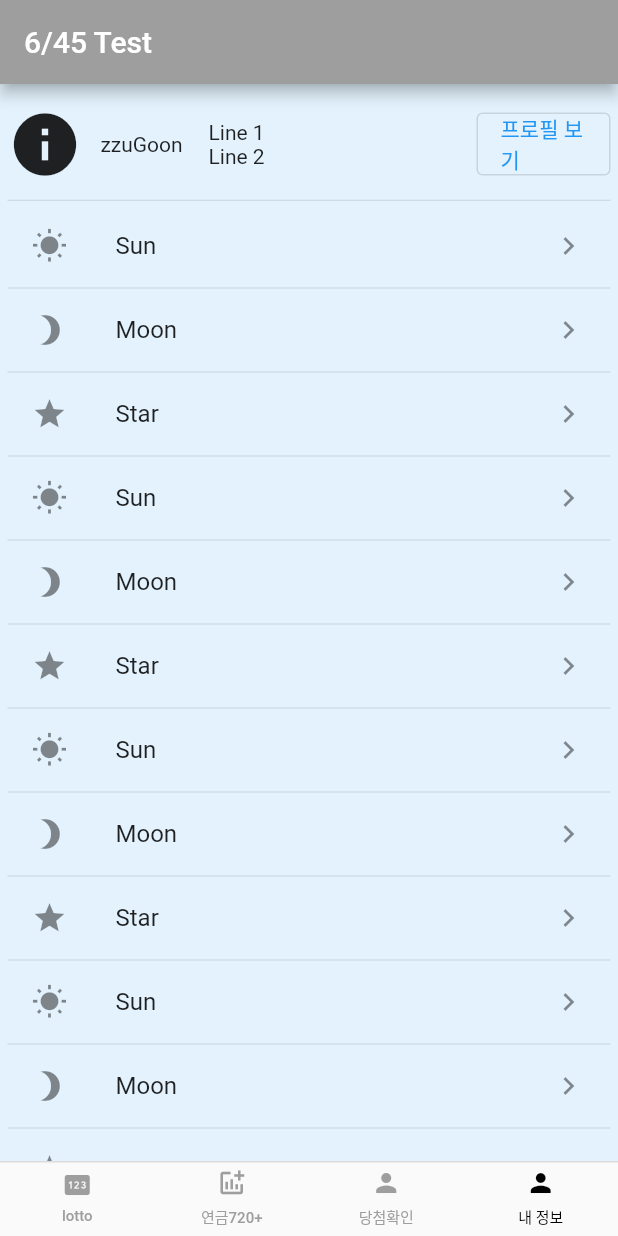
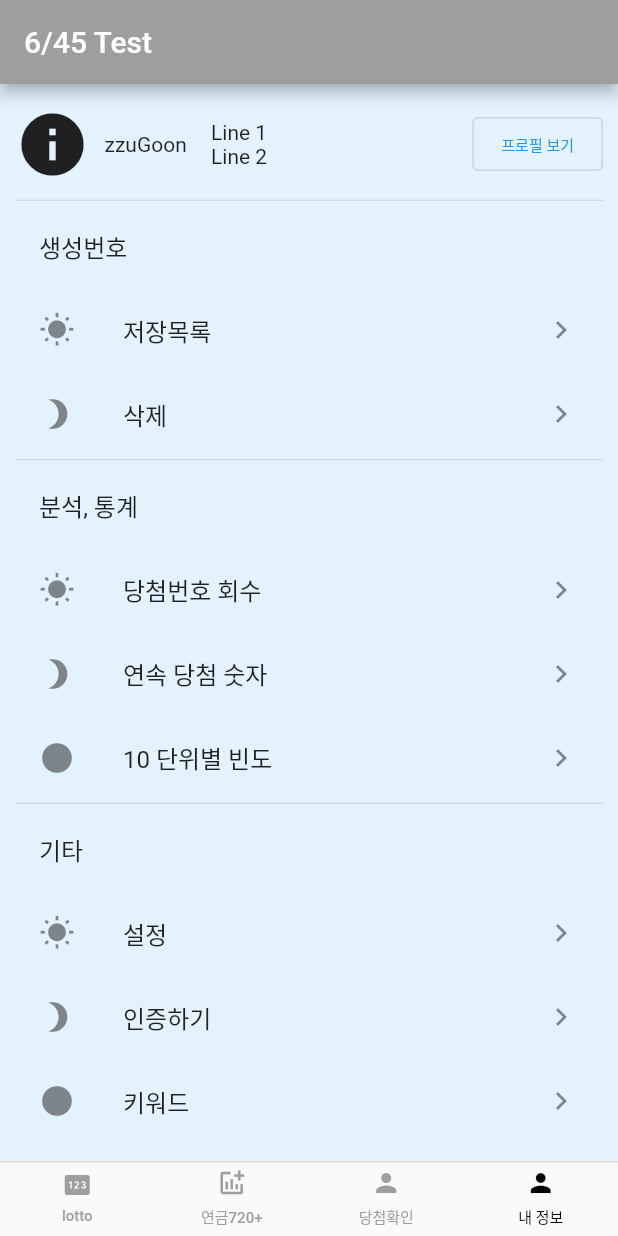
Before and after one commit to zzugoon/Lt645App, a Flutter app: the screen it shows after launch, item 4 of the bottom bar chosen, on a phone screen of 412 x 824 dp. Run offline on Flutter 3.47's test engine with Material 2 defaults, Android fonts, the light colour scheme and no system bars; our stand-ins replace numberpicker; missing offline and left inert: flutter_inappwebview; Roboto replaces fonts that are missing (mobilePOP); project files that could hold a hidden picture were left out.

Commit message:
add myInfoPage+

```diff
--- a/lib/home/RootPage.dart
+++ b/lib/home/RootPage.dart
@@ -1,3 +1,7 @@
+import 'dart:async';
+import 'dart:convert';
+import 'dart:io';
+
 import 'package:flutter/cupertino.dart';
 import 'package:flutter/material.dart';
 import 'package:intl/intl.dart';
@@ -204,7 +208,9 @@ class _RootPageState extends State<RootPage> with TickerProviderStateMixin {
                       ),
                       child: const Text('저장'),
                       onPressed: () {
+
                         setState(() {
+
                         });
                       },
                     ),
@@ -634,6 +640,73 @@ class _RootPageState extends State<RootPage> with TickerProviderStateMixin {
     return tempList;
   }
 
+  // saveData() async {
+  //   // 데이터 저장하기
+  //   Map<String, dynamic> data = {
+  //     'name': 'flutteruser',
+  //     'age': 25,
+  //     'email': 'flutteruser@example.com',
+  //   };
+  //   final file = File('data.json');
+  //   await file.writeAsString(jsonEncode(data));
+  // }
+  //
+  // loadData() async {
+  //   // 데이터 불러오기
+  //   final file = File('data.json');
+  //   if (await file.exists()) {
+  //     final jsonString = await file.readAsString();
+  //     Map<String, dynamic> data = jsonDecode(jsonString);
+  //     print(data['name']); // flutteruser
+  //     print(data['age']); // 25
+  //     print(data['email']); // flutteruser@example.com
+  //   }
+  // }
+  //
+  // tempLoadSave() async {
+  //   // 파일 저장하기
+  //   File file = File('my_file.txt');
+  //   file.writeAsStringSync(json.encode({'username': 'flutteruser'}));
+  //
+  //   // 파일 불러오기
+  //   String jsonString = await file.readAsString();
+  //   Map<String, dynamic> data = json.decode(jsonString);
+  //
+  //   //==============================================
+  //
+  //   // 데이터 저장하기
+  //   Future<void> saveData(String data) async {
+  //     final directory = await getApplicationDocumentsDirectory();
+  //     final file = File('${directory.path}/data.txt');
+  //     await file.writeAsString(data);
+  //   }
+  //
+  //   // 데이터 불러오기
+  //   Future<String> loadData() async {
+  //     final directory = await getApplicationDocumentsDirectory();
+  //     final file = File('${directory.path}/data.txt');
+  //     if (await file.exists()) {
+  //       final data = await file.readAsString();
+  //       return data;
+  //     } else {
+  //       return '';
+  //     }
+  //   }
+  //
+  //
+  //   // 데이터 저장하기
+  //   await saveData(json.encode({'name': 'flutteruser', 'age': 25}));
+  //
+  //   // 데이터 불러오기
+  //   String datas = await loadData();
+  //   if (data.isNotEmpty) {
+  //   Map<String, dynamic> userData = json.decode(datas);
+  //   print(userData['name']); // flutteruser
+  //   print(userData['age']); // 25
+  //   }
+  //
+  // }
+
   /*==================================
   ============= alert ================
   ==================================*/
@@ -767,7 +840,4 @@ class _RootPageState extends State<RootPage> with TickerProviderStateMixin {
     );
   }
 
-/*================================
-=========== method End ===========
-=================================*/
 }
--- a/lib/my/MyInfoPage.dart
+++ b/lib/my/MyInfoPage.dart
@@ -14,6 +14,24 @@ class MyInfoPage extends StatefulWidget {
 
 class _MyInfoPageState extends State<MyInfoPage> {
   late final TextEditingController textController;
+
+  List listTitle = [
+    '생성번호'
+    ,'분석, 통계'
+    ,'기타'
+  ];
+  List listSubstance = [
+    ['저장목록', '삭제']
+    ,['당첨번호 회수','연속 당첨 숫자', '10 단위별 빈도']
+    ,['설정', '인증하기', '키워드',' 자주 묻는 질문', '친구초대']
+  ];
+  List listIcon = [
+    Icons.wb_sunny
+    ,Icons.brightness_3
+    ,Icons.brightness_1
+    ,Icons.star
+    ,Icons.ac_unit
+  ];
 
   @override
   void initState() {
@@ -42,7 +60,7 @@ class _MyInfoPageState extends State<MyInfoPage> {
       backgroundColor: widget.destination.color[50],
       body: SingleChildScrollView(
         child: Container(
-          padding: const EdgeInsets.only(left: 5.0, right: 5.0, top: 5.0, bottom: 0.0),
+          padding: const EdgeInsets.only(left: 10.0, right: 10.0, top: 5.0, bottom: 0.0),
           alignment: Alignment.center,
           child: Column(
             mainAxisAlignment: MainAxisAlignment.start,
@@ -84,7 +102,9 @@ class _MyInfoPageState extends State<MyInfoPage> {
 
                         });
                       },
-                      child: Text("프로필 보기"),
+                      child: Text("프로필 보기",
+                        style: TextStyle(fontSize: 10.0),
+                      ),
                     ),
                   )
                 ],
@@ -98,55 +118,51 @@ class _MyInfoPageState extends State<MyInfoPage> {
               ListView(
                 physics: NeverScrollableScrollPhysics(),
                 shrinkWrap: true,
-                children: ListTile.divideTiles(
-                  context: context,
-                  tiles: [
-                    for(var i=0; i<10; i++) ... [
+                children: [
+                  for(var i=0; i<listTitle.length; i++)...[
+                    ListTile(
+                      title: Text(listTitle[i]),
+                    ),
+                    for(var j=0; j<listSubstance[i].length; j++)...[
                       ListTile(
-                        leading: Icon(Icons.wb_sunny),
-                        title: Text('Sun'),
+                        leading: Icon(listIcon[divideModulo(j, listSubstance[i].length)]),
+                        title: Text(listSubstance[i][j]),
                         trailing: Icon(Icons.keyboard_arrow_right),
                       ),
-                      ListTile(
-                        leading: Icon(Icons.brightness_3),
-                        title: Text('Moon'),
-                        trailing: Icon(Icons.keyboard_arrow_right),
-                      ),
-                      ListTile(
-                        leading: Icon(Icons.star),
-                        title: Text('Star'),
-                        trailing: Icon(Icons.keyboard_arrow_right),
-                      ),
-                    ]
+                    ],
+                    Divider(height: 5,)
                   ],
-                ).toList(),
+                ]
+                //   ListTile.divideTiles(
+                //   tiles: [
+                //     for(var i=0; i<10; i++) ... [
+                //       ListTile(
+                //         leading: Icon(Icons.wb_sunny),
+                //         title: Text('Sun'),
+                //         trailing: Icon(Icons.keyboard_arrow_right),
+                //       ),
+                //       ListTile(
+                //         leading: Icon(Icons,wb_sunny, brightness_3, star),
+                //         title: Text('Moon'),
+                //         trailing: Icon(Icons.keyboard_arrow_right),
+                //       ),
+                //       ListTile(
+                //         leading: Icon(Icons.star),
+                //         title: Text('Star'),
+                //         trailing: Icon(Icons.keyboard_arrow_right),
+                //       ),
+                //     ]
+                //   ],
+                // ).toList(),
               ),
-              // Expanded(
-              //   child: ListView.builder(
-              //     itemCount: itemCount,
-              //     itemBuilder: (BuildContext context, int index) {
-              //       return Padding(
-              //         padding: const EdgeInsets.symmetric(vertical: 4, horizontal: 8),
-              //         child: OutlinedButton(
-              //           style: buttonStyle.copyWith(
-              //             backgroundColor: MaterialStatePropertyAll<Color>(Color.lerp(
-              //                 Colors.purple[100],
-              //                 Colors.white,
-              //                 index / itemCount)!),
-              //           ),
-              //           onPressed: () {
-              //             Navigator.pushNamed(context, '/text');
-              //           },
-              //           child: Text('Push /text [$index]'),
-              //         ),
-              //       );
-              //     },
-              //   ),
-              // ),
             ],
           ),
         ),
       )
     );
   }
+
+  divideModulo(a, b) {
+    return a % b;
+  }
 }
```
